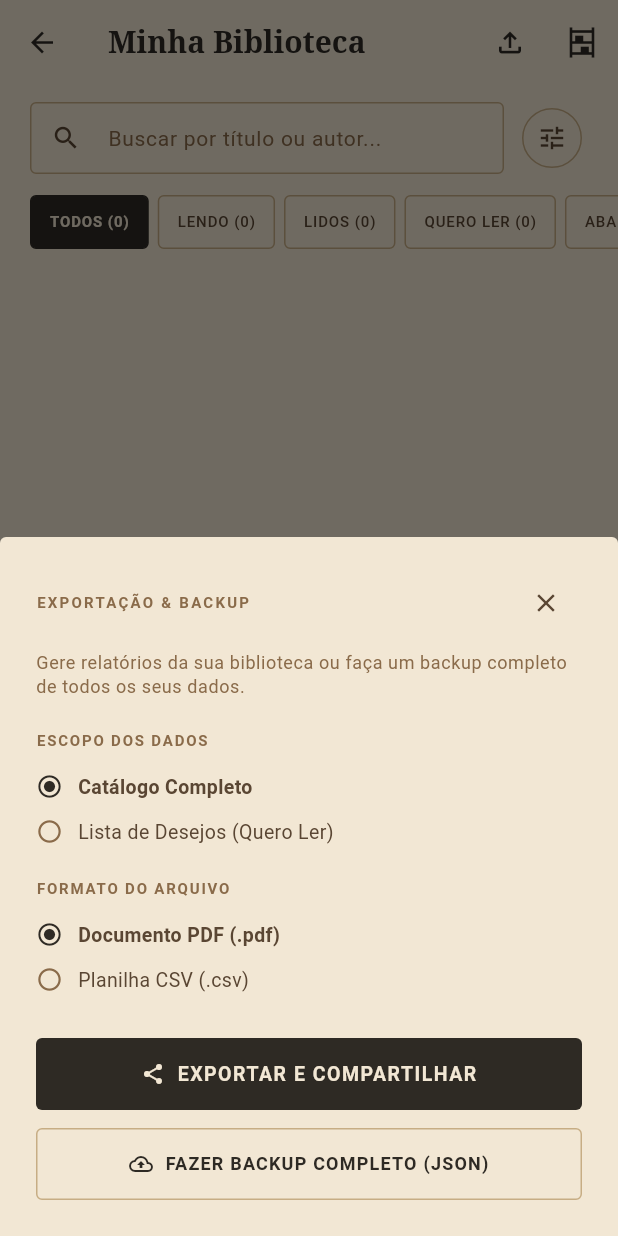
After one commit to NatanaelLucasBS/booky, a Flutter app: the _LibraryContent screen opened directly, after a tap on the "file upload" icon, on a phone screen of 412 x 824 dp. The commit adds this screen. Run offline on Flutter 3.47's test engine with Material 3 defaults, Android fonts, the phone set to English and light mode, and no system bars; our stand-ins replace csv, fl_chart, flutter_local_notifications, image_picker, pdf, share_plus; missing offline and left inert: google_mlkit_text_recognition, mobile_scanner.

Commit message:
feat(export): implementar ExportService (PDF/CSV), BackupSyncService, ExportLibraryUseCase e ExportDataSheet

```diff
--- a/lib/data/services/backup_sync_service.dart
+++ b/lib/data/services/backup_sync_service.dart
@@ -1,2 +1,84 @@
-// Esqueleto arquitetural (Sprint 3 - ISSUE-N08)
-// TODO(Natanael): Implementar BackupSyncService stateless conforme Seção 4.3 e ISSUE-N08.
+import 'dart:convert';
+import 'dart:io';
+import 'package:path_provider/path_provider.dart';
+import 'package:share_plus/share_plus.dart';
+
+import 'storage_service.dart';
+
+/// Serviço stateless para geração de Backup e Restauração/Sincronização dos dados locais.
+/// Slide 25 da Aula 24 (Arquitetura Recomendada).
+class BackupSyncService {
+  final StorageService _storageService;
+
+  const BackupSyncService(this._storageService);
+
+  static const List<String> _collections = [
+    'books',
+    'shelves',
+    'reading_sessions',
+    'notes',
+    'loans',
+    'app_settings',
+  ];
+
+  /// Gera um snapshot completo em formato JSON e abre o compartilhamento.
+  Future<String> exportBackupAndShare() async {
+    final payload = <String, dynamic>{
+      'version': '1.0.0',
+      'appName': 'Booky',
+      'exportedAt': DateTime.now().toIso8601String(),
+      'collections': <String, dynamic>{},
+    };
+
+    final collectionsMap = payload['collections'] as Map<String, dynamic>;
+
+    for (final col in _collections) {
+      final records = await _storageService.getAll(col);
+      collectionsMap[col] = records;
+    }
+
+    final jsonString = const JsonEncoder.withIndent('  ').convert(payload);
+
+    final tempDir = await getTemporaryDirectory();
+    final file = File('${tempDir.path}/booky_backup_${DateTime.now().millisecondsSinceEpoch}.json');
+    await file.writeAsString(jsonString, encoding: utf8);
+
+    await Share.shareXFiles(
+      [XFile(file.path, mimeType: 'application/json')],
+      text: 'Backup da Biblioteca Booky',
+    );
+
+    return file.path;
+  }
+
+  /// Restaura dados a partir de uma String JSON de backup.
+  Future<int> restoreFromJson(String rawJson) async {
+    final dynamic decoded = jsonDecode(rawJson);
+    if (decoded is! Map<String, dynamic>) {
+      throw const FormatException('Arquivo de backup inválido.');
+    }
+
+    final collections = decoded['collections'];
+    if (collections is! Map<String, dynamic>) {
+      throw const FormatException('Estrutura de coleções ausente no backup.');
+    }
+
+    int restoredCount = 0;
+
+    for (final col in _collections) {
+      if (collections.containsKey(col)) {
+        final list = collections[col];
+        if (list is List) {
+          for (final item in list) {
+            if (item is Map<String, dynamic> && item.containsKey('id')) {
+              await _storageService.upsert(col, item['id'] as String, item);
+              restoredCount++;
+            }
+          }
+        }
+      }
+    }
+
+    return restoredCount;
+  }
+}
--- a/lib/data/services/export_service.dart
+++ b/lib/data/services/export_service.dart
@@ -1,2 +1,166 @@
-// Esqueleto arquitetural (Sprint 3 - ISSUE-N08)
-// TODO(Natanael): Implementar ExportService stateless (PDF + CSV + share_plus) conforme ISSUE-N08.
+import 'dart:convert';
+import 'dart:io';
+import 'package:csv/csv.dart';
+import 'package:path_provider/path_provider.dart';
+import 'package:pdf/pdf.dart';
+import 'package:pdf/widgets.dart' as pw;
+import 'package:share_plus/share_plus.dart';
+
+import '../../domain/models/book_model.dart';
+import '../../domain/models/enums.dart';
+
+enum ExportScope {
+  fullCatalog,
+  wishlist;
+
+  String get label => switch (this) {
+        ExportScope.fullCatalog => 'Catálogo Completo',
+        ExportScope.wishlist => 'Lista de Desejos (Quero Ler)',
+      };
+}
+
+enum ExportFormat {
+  pdf,
+  csv;
+
+  String get label => switch (this) {
+        ExportFormat.pdf => 'Documento PDF (.pdf)',
+        ExportFormat.csv => 'Planilha CSV (.csv)',
+      };
+}
+
+/// Serviço stateless responsável pela geração de relatórios PDF, planilhas CSV
+/// e acionamento do compartilhamento nativo via share_plus (Slide 25 da Aula 24).
+class ExportService {
+  const ExportService();
+
+  /// Exporta a lista de livros para CSV com BOM UTF-8 e compartilha via share_plus.
+  Future<String> exportAndShareCsv({
+    required List<BookModel> books,
+    required String fileNamePrefix,
+  }) async {
+    final rows = <List<dynamic>>[
+      // Cabeçalho em Português
+      [
+        'Título',
+        'Autor',
+        'ISBN',
+        'Editora',
+        'Ano',
+        'Gênero',
+        'Páginas Totais',
+        'Página Atual',
+        'Status',
+        'Formato',
+        'Avaliação',
+        'Tags',
+      ],
+    ];
+
+    for (final b in books) {
+      rows.add([
+        b.title,
+        b.author,
+        b.isbn ?? '',
+        b.publisher ?? '',
+        b.publishedYear ?? '',
+        b.genre ?? '',
+        b.totalPages,
+        b.currentPage,
+        b.status.label,
+        b.format.label,
+        b.rating != null ? b.rating!.toStringAsFixed(1) : '',
+        b.tags.join('; '),
+      ]);
+    }
+
+    final csvData = const ListToCsvConverter().convert(rows);
+    // BOM UTF-8 para compatibilidade perfeita no Microsoft Excel e Google Planilhas
+    final csvWithBom = '\uFEFF$csvData';
+
+    final tempDir = await getTemporaryDirectory();
+    final file = File('${tempDir.path}/${fileNamePrefix}_${DateTime.now().millisecondsSinceEpoch}.csv');
+    await file.writeAsString(csvWithBom, encoding: utf8);
+
+    await Share.shareXFiles(
+      [XFile(file.path, mimeType: 'text/csv')],
+      text: 'Exportação da Biblioteca Booky',
+    );
+
+    return file.path;
+  }
+
+  /// Exporta a lista de livros para um relatório PDF estilizado e compartilha via share_plus.
+  Future<String> exportAndSharePdf({
+    required List<BookModel> books,
+    required String title,
+    required String fileNamePrefix,
+  }) async {
+    final pdf = pw.Document();
+
+    pdf.addPage(
+      pw.MultiPage(
+        pageFormat: PdfPageFormat.a4,
+        margin: const pw.EdgeInsets.all(32),
+        build: (pw.Context context) {
+          return [
+            pw.Header(
+              level: 0,
+              child: pw.Row(
+                mainAxisAlignment: pw.MainAxisAlignment.spaceBetween,
+                children: [
+                  pw.Text(
+                    'BOOKY - $title',
+                    style: pw.TextStyle(
+                      fontSize: 18,
+                      fontWeight: pw.FontWeight.bold,
+                    ),
+                  ),
+                  pw.Text(
+                    '${books.length} livros',
+                    style: const pw.TextStyle(fontSize: 12),
+                  ),
+                ],
+              ),
+            ),
+            pw.SizedBox(height: 12),
+            pw.TableHelper.fromTextArray(
+              headers: ['Título', 'Autor', 'Status', 'Páginas', 'Nota'],
+              headerStyle: pw.TextStyle(fontWeight: pw.FontWeight.bold, fontSize: 10),
+              cellStyle: const pw.TextStyle(fontSize: 9),
+              headerDecoration: const pw.BoxDecoration(color: PdfColors.grey300),
+              data: books.map((b) {
+                return [
+                  b.title,
+                  b.author,
+                  b.status.label,
+                  '${b.currentPage}/${b.totalPages}',
+                  b.rating != null ? '${b.rating!.toStringAsFixed(1)} ★' : '-',
+                ];
+              }).toList(),
+            ),
+            pw.SizedBox(height: 20),
+            pw.Align(
+              alignment: pw.Alignment.centerRight,
+              child: pw.Text(
+                'Gerado pelo Booky em ${DateTime.now().day}/${DateTime.now().month}/${DateTime.now().year}',
+                style: const pw.TextStyle(fontSize: 8, color: PdfColors.grey700),
+              ),
+            ),
+          ];
+        },
+      ),
+    );
+
+    final tempDir = await getTemporaryDirectory();
+    final file = File('${tempDir.path}/${fileNamePrefix}_${DateTime.now().millisecondsSinceEpoch}.pdf');
+    await file.writeAsBytes(await pdf.save());
+
+    await Share.shareXFiles(
+      [XFile(file.path, mimeType: 'application/pdf')],
+      text: 'Exportação da Biblioteca Booky em PDF',
+    );
+
+    return file.path;
+  }
+}
--- a/lib/domain/use_cases/export_library_use_case.dart
+++ b/lib/domain/use_cases/export_library_use_case.dart
@@ -1,2 +1,50 @@
-// Esqueleto arquitetural (Sprint 3 - ISSUE-N08)
-// TODO(Natanael): Implementar ExportLibraryUseCase conforme ISSUE-N08.
+import '../../data/services/export_service.dart';
+import '../models/enums.dart';
+import '../repositories/book_repository.dart';
+
+/// Caso de Uso para exportação da biblioteca (PDF ou CSV).
+/// Orquestra a filtragem pelo escopo e aciona o ExportService stateless.
+class ExportLibraryUseCase {
+  final BookRepository _bookRepository;
+  final ExportService _exportService;
+
+  const ExportLibraryUseCase({
+    required BookRepository bookRepository,
+    required ExportService exportService,
+  })  : _bookRepository = bookRepository,
+        _exportService = exportService;
+
+  Future<String> execute({
+    required ExportScope scope,
+    required ExportFormat format,
+  }) async {
+    final allBooks = await _bookRepository.getBooks();
+
+    final booksToExport = scope == ExportScope.wishlist
+        ? allBooks.where((b) => b.status == BookStatus.wantToRead).toList()
+        : allBooks;
+
+    if (booksToExport.isEmpty) {
+      throw StateError(
+        scope == ExportScope.wishlist
+            ? 'Nenhum livro encontrado na lista de desejos.'
+            : 'A biblioteca está vazia. Adicione livros antes de exportar.',
+      );
+    }
+
+    final prefix = scope == ExportScope.wishlist ? 'booky_desejos' : 'booky_catalogo';
+
+    if (format == ExportFormat.csv) {
+      return _exportService.exportAndShareCsv(
+        books: booksToExport,
+        fileNamePrefix: prefix,
+      );
+    } else {
+      return _exportService.exportAndSharePdf(
+        books: booksToExport,
+        title: scope.label,
+        fileNamePrefix: prefix,
+      );
+    }
+  }
+}
--- a/lib/features/library/presentation/screens/library_screen.dart
+++ b/lib/features/library/presentation/screens/library_screen.dart
@@ -10,6 +10,7 @@ import '../../../../domain/repositories/loan_repository.dart';
 import '../../../../domain/repositories/shelf_repository.dart';
 import '../viewmodels/library_viewmodel.dart';
 import '../widgets/advanced_filter_sheet.dart';
+import '../widgets/export_data_sheet.dart';
 import '../widgets/shelves_manager_sheet.dart';
 
 /// Tela 03: Minha Biblioteca
@@ -79,6 +80,11 @@ class _LibraryContentState extends State<_LibraryContent> {
       appBar: AppBar(
         title: const Text('Minha Biblioteca'),
         actions: [
+          IconButton(
+            icon: const Icon(Icons.file_upload_outlined),
+            tooltip: 'Exportação & Backup',
+            onPressed: () => ExportDataSheet.show(context),
+          ),
           IconButton(
             icon: const Icon(Icons.shelves),
             tooltip: 'Estantes Temáticas',
--- /dev/null
+++ b/lib/features/library/presentation/widgets/export_data_sheet.dart
@@ -0,0 +1,235 @@
+import 'package:flutter/material.dart';
+import 'package:provider/provider.dart';
+
+import '../../../../core/theme/app_colors.dart';
+import '../../../../data/services/backup_sync_service.dart';
+import '../../../../data/services/export_service.dart';
+import '../../../../domain/use_cases/export_library_use_case.dart';
+
+/// Modal bottom sheet para Exportação (PDF/CSV) e Backup JSON no padrão Stitch.
+class ExportDataSheet extends StatefulWidget {
+  const ExportDataSheet({super.key});
+
+  static Future<void> show(BuildContext context) {
+    return showModalBottomSheet(
+      context: context,
+      isScrollControlled: true,
+      shape: const RoundedRectangleBorder(
+        borderRadius: BorderRadius.vertical(top: Radius.circular(4)),
+      ),
+      builder: (_) => const ExportDataSheet(),
+    );
+  }
+
+  @override
+  State<ExportDataSheet> createState() => _ExportDataSheetState();
+}
+
+class _ExportDataSheetState extends State<ExportDataSheet> {
+  ExportScope _selectedScope = ExportScope.fullCatalog;
+  ExportFormat _selectedFormat = ExportFormat.pdf;
+  bool _isProcessing = false;
+
+  @override
+  Widget build(BuildContext context) {
+    final theme = Theme.of(context);
+    final isDark = theme.brightness == Brightness.dark;
+
+    return SafeArea(
+      child: Padding(
+        padding: const EdgeInsets.fromLTRB(24, 20, 24, 24),
+        child: Column(
+          mainAxisSize: MainAxisSize.min,
+          crossAxisAlignment: CrossAxisAlignment.stretch,
+          children: [
+            // Cabeçalho Editorial
+            Row(
+              mainAxisAlignment: MainAxisAlignment.spaceBetween,
+              children: [
+                Text(
+                  'EXPORTAÇÃO & BACKUP',
+                  style: theme.textTheme.labelSmall?.copyWith(
+                    letterSpacing: 1.5,
+                    fontWeight: FontWeight.bold,
+                  ),
+                ),
+                IconButton(
+                  icon: const Icon(Icons.close, size: 20),
+                  onPressed: () => Navigator.of(context).pop(),
+                ),
+              ],
+            ),
+            const SizedBox(height: 8),
+            Text(
+              'Gere relatórios da sua biblioteca ou faça um backup completo de todos os seus dados.',
+              style: theme.textTheme.bodySmall,
+            ),
+
+            const SizedBox(height: 20),
+
+            // Seleção de Escopo
+            Text(
+              'ESCOPO DOS DADOS',
+              style: theme.textTheme.labelSmall?.copyWith(letterSpacing: 1.2),
+            ),
+            const SizedBox(height: 8),
+            ...ExportScope.values.map((scope) {
+              final isSelected = scope == _selectedScope;
+              return InkWell(
+                onTap: () => setState(() => _selectedScope = scope),
+                child: Padding(
+                  padding: const EdgeInsets.symmetric(vertical: 6),
+                  child: Row(
+                    children: [
+                      Icon(
+                        isSelected ? Icons.radio_button_checked : Icons.radio_button_off,
+                        size: 18,
+                        color: isSelected
+                            ? (isDark ? AppColors.lightCream : AppColors.darkBrown)
+                            : AppColors.mediumBrown,
+                      ),
+                      const SizedBox(width: 10),
+                      Text(
+                        scope.label,
+                        style: TextStyle(
+                          fontSize: 13,
+                          fontWeight: isSelected ? FontWeight.bold : FontWeight.normal,
+                        ),
+                      ),
+                    ],
+                  ),
+                ),
+              );
+            }),
+
+            const SizedBox(height: 16),
+
+            // Seleção de Formato
+            Text(
+              'FORMATO DO ARQUIVO',
+              style: theme.textTheme.labelSmall?.copyWith(letterSpacing: 1.2),
+            ),
+            const SizedBox(height: 8),
+            ...ExportFormat.values.map((fmt) {
+              final isSelected = fmt == _selectedFormat;
+              return InkWell(
+                onTap: () => setState(() => _selectedFormat = fmt),
+                child: Padding(
+                  padding: const EdgeInsets.symmetric(vertical: 6),
+                  child: Row(
+                    children: [
+                      Icon(
+                        isSelected ? Icons.radio_button_checked : Icons.radio_button_off,
+                        size: 18,
+                        color: isSelected
+                            ? (isDark ? AppColors.lightCream : AppColors.darkBrown)
+                            : AppColors.mediumBrown,
+                      ),
+                      const SizedBox(width: 10),
+                      Text(
+                        fmt.label,
+                        style: TextStyle(
+                          fontSize: 13,
+                          fontWeight: isSelected ? FontWeight.bold : FontWeight.normal,
+                        ),
+                      ),
+                    ],
+                  ),
+                ),
+              );
+            }),
+
+            const SizedBox(height: 24),
+
+            // Botão Principal: Exportar Relatório
+            ElevatedButton.icon(
+              onPressed: _isProcessing ? null : _handleExport,
+              icon: _isProcessing
+                  ? const SizedBox(
+                      width: 16,
+                      height: 16,
+                      child: CircularProgressIndicator(strokeWidth: 2),
+                    )
+                  : const Icon(Icons.share, size: 16),
+              label: const Text('EXPORTAR E COMPARTILHAR'),
+              style: ElevatedButton.styleFrom(
+                minimumSize: const Size.fromHeight(48),
+              ),
+            ),
+
+            const SizedBox(height: 12),
+
+            // Botão Secundário: Backup Completo JSON
+            OutlinedButton.icon(
+              onPressed: _isProcessing ? null : _handleBackup,
+              icon: const Icon(Icons.backup_outlined, size: 16),
+              label: const Text('FAZER BACKUP COMPLETO (JSON)'),
+              style: OutlinedButton.styleFrom(
+                minimumSize: const Size.fromHeight(48),
+              ),
+            ),
+          ],
+        ),
+      ),
+    );
+  }
+
+  Future<void> _handleExport() async {
+    setState(() => _isProcessing = true);
+    try {
+      final exportUseCase = context.read<ExportLibraryUseCase>();
+      await exportUseCase.execute(
+        scope: _selectedScope,
+        format: _selectedFormat,
+      );
+      if (mounted) {
+        Navigator.of(context).pop();
+        ScaffoldMessenger.of(context).showSnackBar(
+          const SnackBar(
+            content: Text('Relatório gerado com sucesso!'),
+            backgroundColor: AppColors.woodBrown,
+          ),
+        );
+      }
+    } catch (e) {
+      if (mounted) {
+        ScaffoldMessenger.of(context).showSnackBar(
+          SnackBar(
+            content: Text(e.toString().replaceAll('StateError: ', '')),
+            backgroundColor: AppColors.woodBrown,
+          ),
+        );
+      }
+    } finally {
+      if (mounted) setState(() => _isProcessing = false);
+    }
+  }
+
+  Future<void> _handleBackup() async {
+    setState(() => _isProcessing = true);
+    try {
+      final backupService = context.read<BackupSyncService>();
+      await backupService.exportBackupAndShare();
+      if (mounted) {
+        Navigator.of(context).pop();
+        ScaffoldMessenger.of(context).showSnackBar(
+          const SnackBar(
+            content: Text('Backup JSON gerado com sucesso!'),
+            backgroundColor: AppColors.woodBrown,
+          ),
+        );
+      }
+    } catch (e) {
+      if (mounted) {
+        ScaffoldMessenger.of(context).showSnackBar(
+          SnackBar(
+            content: Text('Erro ao gerar backup: $e'),
+            backgroundColor: AppColors.woodBrown,
+          ),
+        );
+      }
+    } finally {
+      if (mounted) setState(() => _isProcessing = false);
+    }
+  }
+}
```
Also changed, not shown: lib/core/di/configure_providers.dart (+13 -0 lines), 1 other file.
